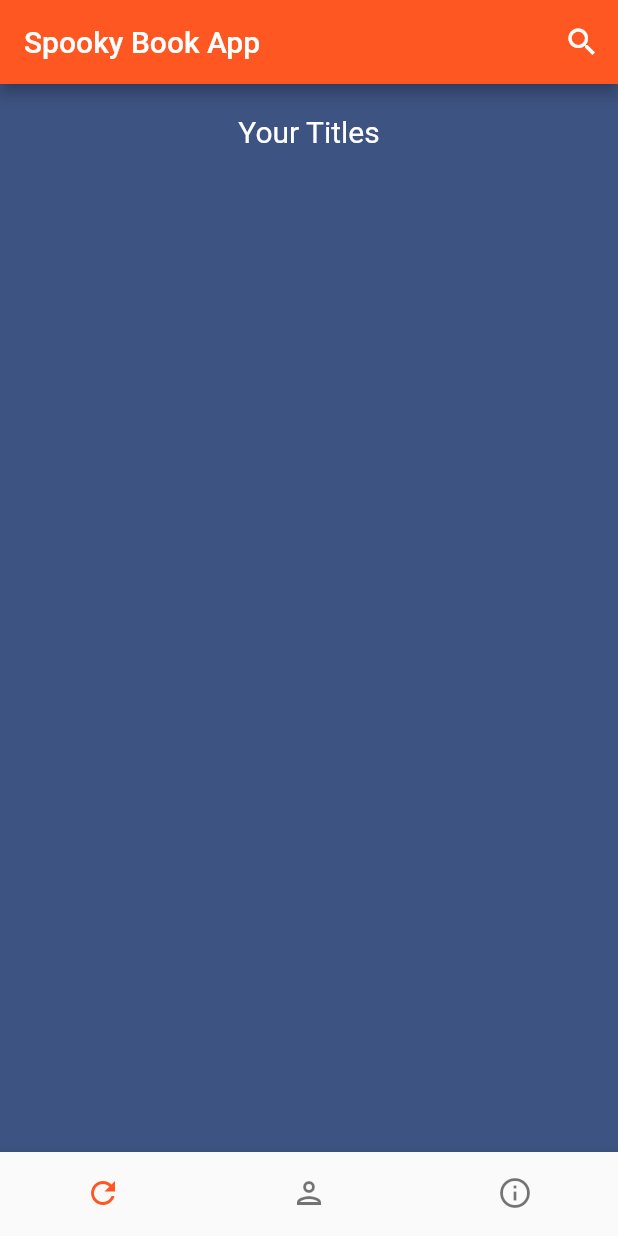
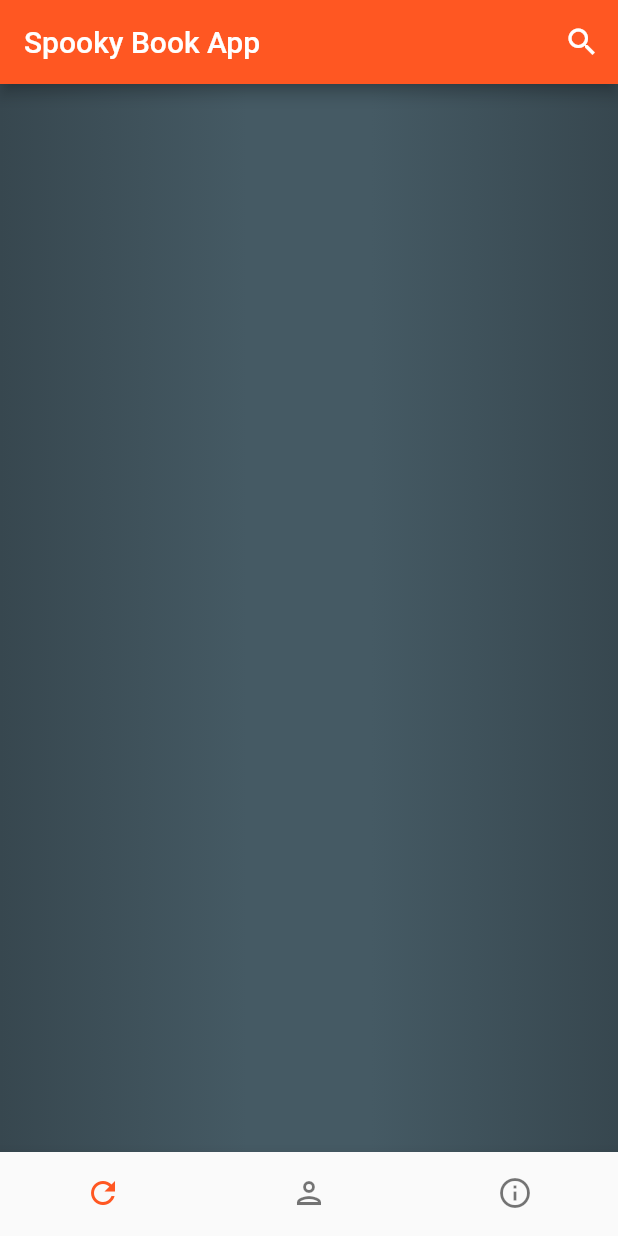
Before and after one commit to anotherlusitano/Book-App, a Flutter app: the screen it shows after launch, on a phone screen of 412 x 824 dp. Run offline on Flutter 3.47's test engine with Material 2 defaults, Android fonts, the phone set to English and light mode, and no system bars; our stand-ins replace google_fonts.

Commit message:
Update background

```diff
--- a/lib/main.dart
+++ b/lib/main.dart
@@ -15,7 +15,6 @@ class MyApp extends StatelessWidget {
         colorScheme: ColorScheme.fromSwatch(
           primarySwatch: Colors.deepOrange,
         ),
-        scaffoldBackgroundColor: Color.fromRGBO(61, 83, 129, 1),
         textTheme: GoogleFonts.emilysCandyTextTheme(),
       ),
       debugShowCheckedModeBanner: false,
@@ -58,23 +57,26 @@ class HomePage extends StatelessWidget {
           ),
         ],
       ),
-      body: const Column(
-        children: [
-          //Your Titles
-          Padding(
-            padding: EdgeInsets.fromLTRB(0, 20.0, 0, 20.0),
-            child: Center(
-              child: Text(
-                "Your Titles",
-                style: TextStyle(
-                  fontSize: 20.0,
-                  color: Colors.white,
-                ),
-              ),
-            ),
-          ),
+      body: Container(
+        decoration: backgroundGradient(),
+      ),
+    );
+  }
 
-          //TODO: Your Titles Books Section
+  //TODO: Your Titles Books Section
+
+  BoxDecoration backgroundGradient() {
+    return const BoxDecoration(
+      gradient: LinearGradient(
+        begin: Alignment.centerLeft,
+        end: Alignment.centerRight,
+        tileMode: TileMode.mirror,
+        stops: [0.0, 0.4, 0.6, 1],
+        colors: [
+          Color(0xFF37474F),
+          Color(0xFF455A64),
+          Color(0xFF455A64),
+          Color(0xFF37474F),
         ],
       ),
     );
```
